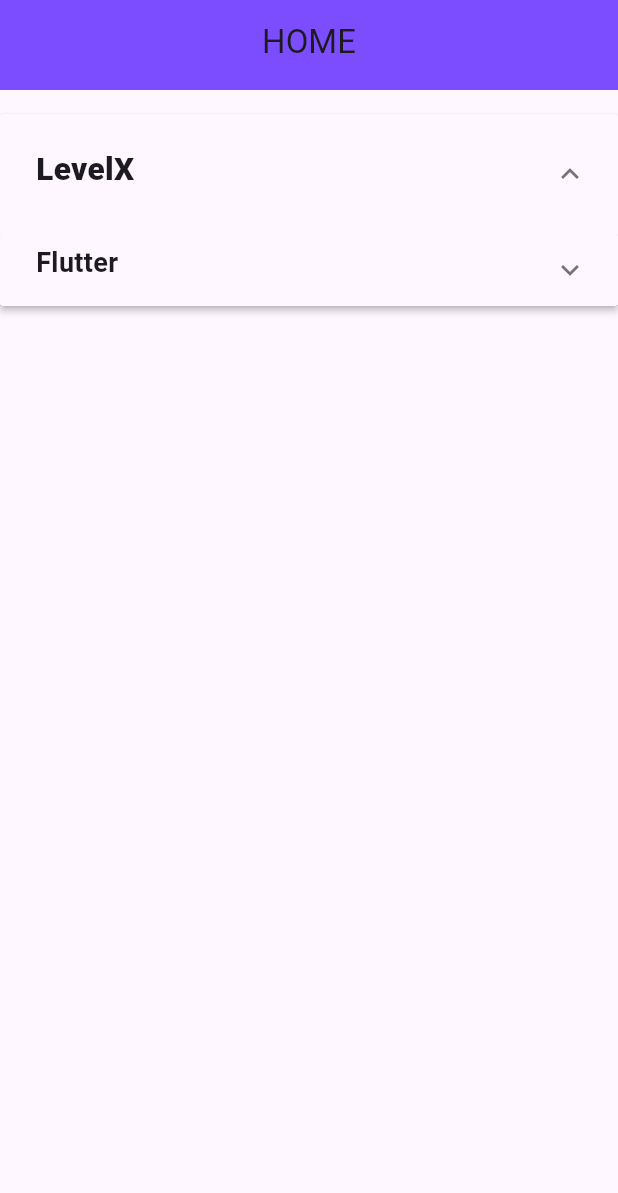
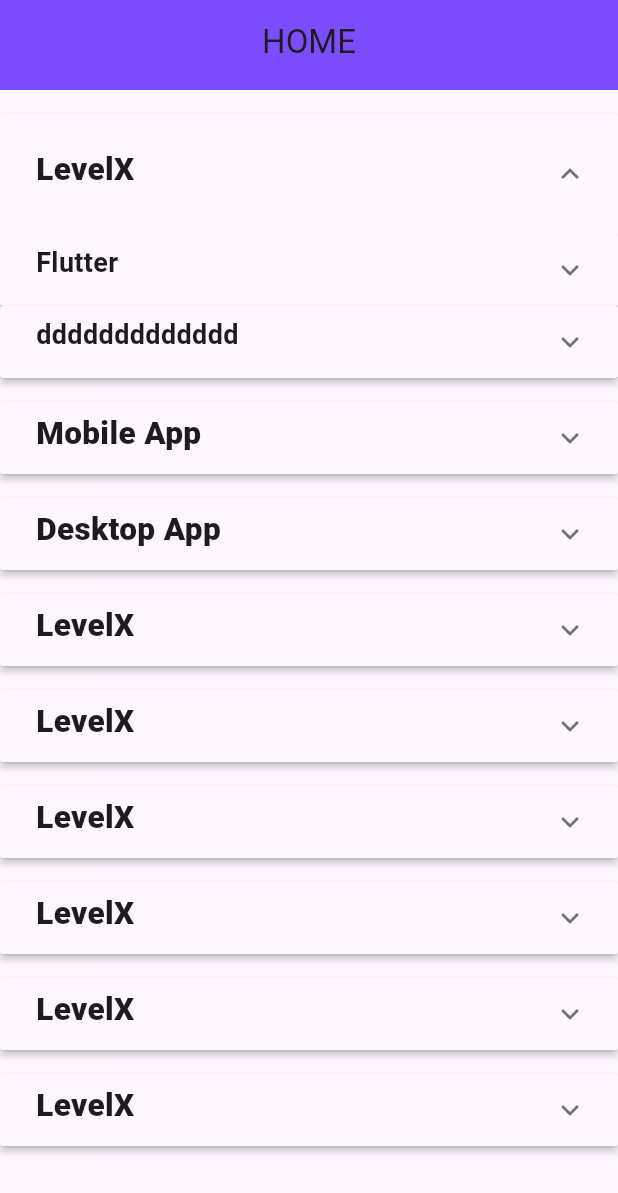
Before and after one commit to muhammed-sinan-vadakara/Go-tech-machine-test, a Flutter app: the screen it shows after launch, after a tap on "LevelX", on a phone screen of 412 x 824 dp. Shown: the top 1193 px of the screen. Run offline on Flutter 3.47's test engine with Material 3 defaults, Android fonts, the phone set to English and light mode, and no system bars.

Commit message:
Folder structure refactoring

```diff
--- /dev/null
+++ b/lib/core/widgets/gap_widget.dart
@@ -0,0 +1,18 @@
+import 'package:flutter/material.dart';
+
+class GapWidget extends StatelessWidget {
+  final double height;
+  final double width;
+
+  const GapWidget.h16({super.key})
+      : height = 16,
+        width = 0;
+
+  @override
+  Widget build(BuildContext context) {
+    return SizedBox(
+      height: height,
+      width: width,
+    );
+  }
+}
--- a/lib/main.dart
+++ b/lib/main.dart
@@ -1,5 +1,5 @@
 import 'package:flutter/material.dart';
-import 'package:gotech_mashinetest/view/home_page.dart';
+import 'package:gotech_mashinetest/view/pages/home_page.dart';
 
 void main() {
   runApp(const MyApp());
--- a/lib/view/home_page.dart
+++ /dev/null
@@ -1,43 +0,0 @@
-import 'package:flutter/material.dart';
-import 'package:gotech_mashinetest/widgets/appbar_widget.dart';
-import 'package:gotech_mashinetest/widgets/expansion_panel_widget.dart';
-import 'package:gotech_mashinetest/widgets/sizedbox16_widget.dart';
-
-class HomePage extends StatefulWidget {
-  const HomePage({super.key});
-
-  @override
-  State<HomePage> createState() => _HomePageState();
-}
-
-class _HomePageState extends State<HomePage> {
-  String exTitle = "Sport Categories";
-  bool active = false;
-  bool active1 = false;
-
-  @override
-  Widget build(BuildContext context) {
-    return Scaffold(
-      appBar: PreferredSize(
-          preferredSize: Size(MediaQuery.sizeOf(context).width, 60),
-          child: const AppbarWidget(
-            tittle: "HOME",
-          )),
-      body: const Column(
-        children: [
-          SizedBox16Widget(),
-          ExpansionPanelWidget(
-            heading: "LevelX",
-            subheading: "Flutter",
-            tittle: "1st Team",
-            description: "It is a big team in this institution",
-          ),
-          SizedBox16Widget(),
-          // ExpansionPanelWidget(),
-          SizedBox16Widget(),
-          // ExpansionPanelWidget()
-        ],
-      ),
-    );
-  }
-}
--- /dev/null
+++ b/lib/view/pages/home_page.dart
@@ -0,0 +1,133 @@
+import 'package:flutter/material.dart';
+import 'package:gotech_mashinetest/view/widgets/appbar_widget.dart';
+import 'package:gotech_mashinetest/view/widgets/expansion_panel_widget.dart';
+import 'package:gotech_mashinetest/core/widgets/gap_widget.dart';
+
+class HomePage extends StatefulWidget {
+  const HomePage({super.key});
+
+  @override
+  State<HomePage> createState() => _HomePageState();
+}
+
+class _HomePageState extends State<HomePage> {
+  String exTitle = "Sport Categories";
+  bool active = false;
+  bool active1 = false;
+
+  @override
+  Widget build(BuildContext context) {
+    return Scaffold(
+      appBar: PreferredSize(
+          preferredSize: Size(MediaQuery.sizeOf(context).width, 60),
+          child: const AppbarWidget(
+            tittle: "HOME",
+          )),
+      body: const SingleChildScrollView(
+        child: Column(
+          children: [
+            GapWidget.h16(),
+            ExpansionPanelWidget(
+              heading: "LevelX",
+              subheading1: "Flutter",
+              innersubheading1: "wertyu",
+              innersubheading2: "jjj",
+              subheading2: "ddddddddddddd",
+              tittle: "1st Team",
+              description:
+                  "Mobile application , desktop application , ios application ,etc ....",
+            ),
+            GapWidget.h16(),
+            ExpansionPanelWidget(
+              heading: "Mobile App",
+              subheading1: "Flutter",
+              innersubheading1: "wertyu",
+              innersubheading2: "",
+              subheading2: "",
+              tittle: "1st Team",
+              description:
+                  "Mobile application , desktop application , ios application ,etc ....",
+            ),
+            GapWidget.h16(),
+            ExpansionPanelWidget(
+              heading: "Desktop App",
+              subheading1: "Flutter",
+              subheading2: "abcd",
+              innersubheading2: "",
+              innersubheading1: "qwert",
+              tittle: "1st Team",
+              description:
+                  "Mobile application , desktop application , ios application ,etc ....",
+            ),
+            GapWidget.h16(),
+            ExpansionPanelWidget(
+              heading: "LevelX",
+              subheading1: "Flutter",
+              innersubheading1: "wertyu",
+              innersubheading2: "",
+              subheading2: "",
+              tittle: "1st Team",
+              description:
+                  "Mobile application , desktop application , ios application ,etc ....",
+            ),
+            GapWidget.h16(),
+            ExpansionPanelWidget(
+              heading: "LevelX",
+              subheading1: "Flutter",
+              innersubheading1: "wertyu",
+              innersubheading2: "",
+              subheading2: "",
+              tittle: "1st Team",
+              description:
+                  "Mobile application , desktop application , ios application ,etc ....",
+            ),
+            GapWidget.h16(),
+            ExpansionPanelWidget(
+              heading: "LevelX",
+              subheading1: "Flutter",
+              innersubheading1: "wertyu",
+              innersubheading2: "",
+              subheading2: "",
+              tittle: "1st Team",
+              description:
+                  "Mobile application , desktop application , ios application ,etc ....",
+            ),
+            GapWidget.h16(),
+            ExpansionPanelWidget(
+              heading: "LevelX",
+              subheading1: "Flutter",
+              innersubheading1: "wertyu",
+              innersubheading2: "",
+              subheading2: "",
+              tittle: "1st Team",
+              description:
+                  "Mobile application , desktop application , ios application ,etc ....",
+            ),
+            GapWidget.h16(),
+            ExpansionPanelWidget(
+              heading: "LevelX",
+              subheading1: "Flutter",
+              innersubheading2: "",
+              subheading2: "",
+              innersubheading1: "wertyu",
+              tittle: "1st Team",
+              description:
+                  "Mobile application , desktop application , ios application ,etc ....",
+            ),
+            GapWidget.h16(),
+            ExpansionPanelWidget(
+              heading: "LevelX",
+              subheading1: "Flutter",
+              innersubheading2: "",
+              subheading2: "",
+              innersubheading1: "wertyu",
+              tittle: "1st Team",
+              description:
+                  "Mobile application , desktop application , ios application ,etc ....",
+            )
+          ],
+        ),
+      ),
+    );
+  }
+}
--- /dev/null
+++ b/lib/view/widgets/expansion_panel_widget.dart
@@ -0,0 +1,119 @@
+import 'package:flutter/material.dart';
+import 'package:gotech_mashinetest/view/widgets/inner_submenu.dart';
+
+class ExpansionPanelWidget extends StatefulWidget {
+  final String heading;
+  final String subheading1;
+  final String subheading2;
+  final String innersubheading1;
+  final String innersubheading2;
+  final String tittle;
+  final String description;
+
+  const ExpansionPanelWidget({
+    super.key,
+    required this.heading,
+    required this.subheading1,
+    required this.subheading2,
+    required this.innersubheading1,
+    required this.innersubheading2,
+    required this.tittle,
+    required this.description,
+  });
+
+  @override
+  State<ExpansionPanelWidget> createState() => _ExpansionPanelWidgetState();
+}
+
+class _ExpansionPanelWidgetState extends State<ExpansionPanelWidget> {
+  bool menu = false;
+  bool submenu1 = false;
+  bool submenu2 = false;
+
+  @override
+  Widget build(BuildContext context) {
+    return ExpansionPanelList(
+      expansionCallback: (panelIndex, isExpanded) {
+        menu = !menu;
+        setState(() {});
+      },
+      children: <ExpansionPanel>[
+        ExpansionPanel(
+          headerBuilder: (context, isExpanded) {
+            return Padding(
+              padding: const EdgeInsets.symmetric(horizontal: 24, vertical: 6),
+              child: Text(
+                widget.heading,
+                style: TextStyle(fontWeight: FontWeight.w800, fontSize: 21),
+              ),
+            );
+          },
+          body: Column(
+            children: [
+              ExpansionPanelList(
+                expansionCallback: (panelIndex, isExpanded) {
+                  submenu1 = !submenu1;
+                  setState(() {});
+                },
+                children: <ExpansionPanel>[
+                  ExpansionPanel(
+                    headerBuilder: (context, isExpanded) {
+                      return Padding(
+                        padding: const EdgeInsets.symmetric(
+                            horizontal: 24, vertical: 6),
+                        child: Text(
+                          widget.subheading1,
+                          style: TextStyle(
+                              fontWeight: FontWeight.w700, fontSize: 18),
+                        ),
+                      );
+                    },
+                    isExpanded: submenu1,
+                    canTapOnHeader: true,
+                    body: InnerSubMenuWidget(
+                        innersubheading1: widget.innersubheading1,
+                        innersubheading2: widget.innersubheading2,
+                        tittle: widget.tittle,
+                        description: widget.description),
+                  ),
+                  // ),
+                ],
+              ),
+              ExpansionPanelList(
+                expansionCallback: (panelIndex, isExpanded) {
+                  submenu2 = !submenu2;
+                  setState(() {});
+                },
+                children: <ExpansionPanel>[
+                  ExpansionPanel(
+                    headerBuilder: (context, isExpanded) {
+                      return Padding(
+                        padding: const EdgeInsets.symmetric(
+                            horizontal: 24, vertical: 6),
+                        child: Text(
+                          widget.subheading2,
+                          style: TextStyle(
+                              fontWeight: FontWeight.w700, fontSize: 18),
+                        ),
+                      );
+                    },
+                    isExpanded: submenu2,
+                    canTapOnHeader: true,
+                    body: InnerSubMenuWidget(
+                      innersubheading2: widget.innersubheading2,
+                      tittle: widget.tittle,
+                      description: widget.description,
+                      innersubheading1: widget.innersubheading1,
+                    ),
+                  ),
+                ],
+              ),
+            ],
+          ),
+          isExpanded: menu,
+          canTapOnHeader: true,
+        ),
+      ],
+    );
+  }
+}
--- /dev/null
+++ b/lib/view/widgets/inner_submenu.dart
@@ -0,0 +1,111 @@
+import 'package:flutter/material.dart';
+
+class InnerSubMenuWidget extends StatefulWidget {
+  final String innersubheading1;
+  final String innersubheading2;
+  final String tittle;
+  final String description;
+
+  const InnerSubMenuWidget({
+    super.key,
+    required this.innersubheading1,
+    required this.innersubheading2,
+    required this.tittle,
+    required this.description,
+  });
+
+  @override
+  State<InnerSubMenuWidget> createState() => _InnerSubMenuWidgetState();
+}
+
+class _InnerSubMenuWidgetState extends State<InnerSubMenuWidget> {
+  bool innersubmenu1 = false;
+  bool innersubmenu2 = false;
+  @override
+  Widget build(BuildContext context) {
+    return Column(
+      children: [
+        ExpansionPanelList(
+          expansionCallback: (panelIndex, isExpanded) {
+            innersubmenu1 = !innersubmenu1;
+            setState(() {});
+          },
+          children: <ExpansionPanel>[
+            ExpansionPanel(
+              headerBuilder: (context, isExpanded) {
+                return Padding(
+                  padding:
+                      const EdgeInsets.symmetric(horizontal: 24, vertical: 6),
+                  child: Text(
+                    widget.innersubheading1,
+                    style: TextStyle(fontWeight: FontWeight.w700, fontSize: 18),
+                  ),
+                );
+              },
+              isExpanded: innersubmenu1,
+              canTapOnHeader: true,
+              body: Padding(
+                padding:
+                    const EdgeInsets.symmetric(horizontal: 16, vertical: 12),
+                child: Column(
+                  children: [
+                    Text(
+                      widget.tittle,
+                      style:
+                          TextStyle(fontSize: 20, fontWeight: FontWeight.w800),
+                    ),
+                    Text(
+                      widget.description,
+                      style:
+                          TextStyle(fontSize: 16, fontWeight: FontWeight.w500),
+                    )
+                  ],
+                ),
+              ),
+            )
+          ],
+        ),
+        ExpansionPanelList(
+          expansionCallback: (panelIndex, isExpanded) {
+            innersubmenu2 = !innersubmenu2;
+            setState(() {});
+          },
+          children: <ExpansionPanel>[
+            ExpansionPanel(
+              headerBuilder: (context, isExpanded) {
+                return Padding(
+                  padding:
+                      const EdgeInsets.symmetric(horizontal: 24, vertical: 6),
+                  child: Text(
+                    widget.innersubheading2,
+                    style: TextStyle(fontWeight: FontWeight.w700, fontSize: 18),
+                  ),
+                );
+              },
+              isExpanded: innersubmenu2,
+              canTapOnHeader: true,
+              body: Padding(
+                padding:
+                    const EdgeInsets.symmetric(horizontal: 16, vertical: 12),
+                child: Column(
+                  children: [
+                    Text(
+                      widget.tittle,
+                      style:
+                          TextStyle(fontSize: 20, fontWeight: FontWeight.w800),
+                    ),
+                    Text(
+                      widget.description,
+                      style:
+                          TextStyle(fontSize: 16, fontWeight: FontWeight.w500),
+                    )
+                  ],
+                ),
+              ),
+            )
+          ],
+        ),
+      ],
+    );
+  }
+}
--- a/lib/widgets/expansion_panel_widget.dart
+++ /dev/null
@@ -1,94 +0,0 @@
-import 'package:flutter/material.dart';
-
-class ExpansionPanelWidget extends StatefulWidget {
-  final String heading;
-  final String subheading;
-  final String tittle;
-  final String description;
-
-  const ExpansionPanelWidget({
-    super.key,
-    required this.heading,
-    required this.subheading,
-    required this.tittle,
-    required this.description,
-  });
-
-  @override
-  State<ExpansionPanelWidget> createState() => _ExpansionPanelWidgetState();
-}
-
-class _ExpansionPanelWidgetState extends State<ExpansionPanelWidget> {
-  // String exTitle = "Sport Categories";
-  bool active = false;
-  bool active1 = false;
-
-  @override
-  Widget build(BuildContext context) {
-    return ExpansionPanelList(
-      expansionCallback: (panelIndex, isExpanded) {
-        active = !active;
-        setState(() {});
-      },
-      children: <ExpansionPanel>[
-        ExpansionPanel(
-          headerBuilder: (context, isExpanded) {
-            return Padding(
-              padding: const EdgeInsets.symmetric(horizontal: 24, vertical: 6),
-              child: Text(
-                widget.heading,
-                style: TextStyle(fontWeight: FontWeight.w800, fontSize: 21),
-              ),
-            );
-          },
-          body: Column(
-            children: [
-              ExpansionPanelList(
-                expansionCallback: (panelIndex, isExpanded) {
-                  active1 = !active1;
-                  setState(() {});
-                },
-                children: <ExpansionPanel>[
-                  ExpansionPanel(
-                      headerBuilder: (context, isExpanded) {
-                        return Padding(
-                          padding: const EdgeInsets.symmetric(
-                              horizontal: 24, vertical: 6),
-                          child: Text(
-                            widget.subheading,
-                            style: TextStyle(
-                                fontWeight: FontWeight.w700, fontSize: 18),
-                          ),
-                        );
-                      },
-                      isExpanded: active1,
-                      canTapOnHeader: true,
-                      body: Padding(
-                        padding: const EdgeInsets.symmetric(
-                            horizontal: 16, vertical: 12),
-                        child: Column(
-                          children: [
-                            Text(
-                              widget.tittle,
-                              style: TextStyle(
-                                  fontSize: 20, fontWeight: FontWeight.w800),
-                            ),
-                            Text(
-                              widget.description,
-                              style: TextStyle(
-                                  fontSize: 16, fontWeight: FontWeight.w500),
-                            )
-                          ],
-                        ),
-                      ))
-                ],
-              ),
-            ],
-          ),
-          isExpanded: active,
-          canTapOnHeader: true,
-        )
-      ],
-    );
-  }
-}
--- a/lib/widgets/sizedbox16_widget.dart
+++ /dev/null
@@ -1,12 +0,0 @@
-import 'package:flutter/material.dart';
-
-class SizedBox16Widget extends StatelessWidget {
-  const SizedBox16Widget({super.key});
-
-  @override
-  Widget build(BuildContext context) {
-    return const SizedBox(
-      height: 16,
-    );
-  }
-}
```
Also changed, not shown: assets/json/data.json (added, +56 -0 lines), lib/view/widgets/appbar_widget.dart (renamed from lib/widgets/appbar_widget.dart).
